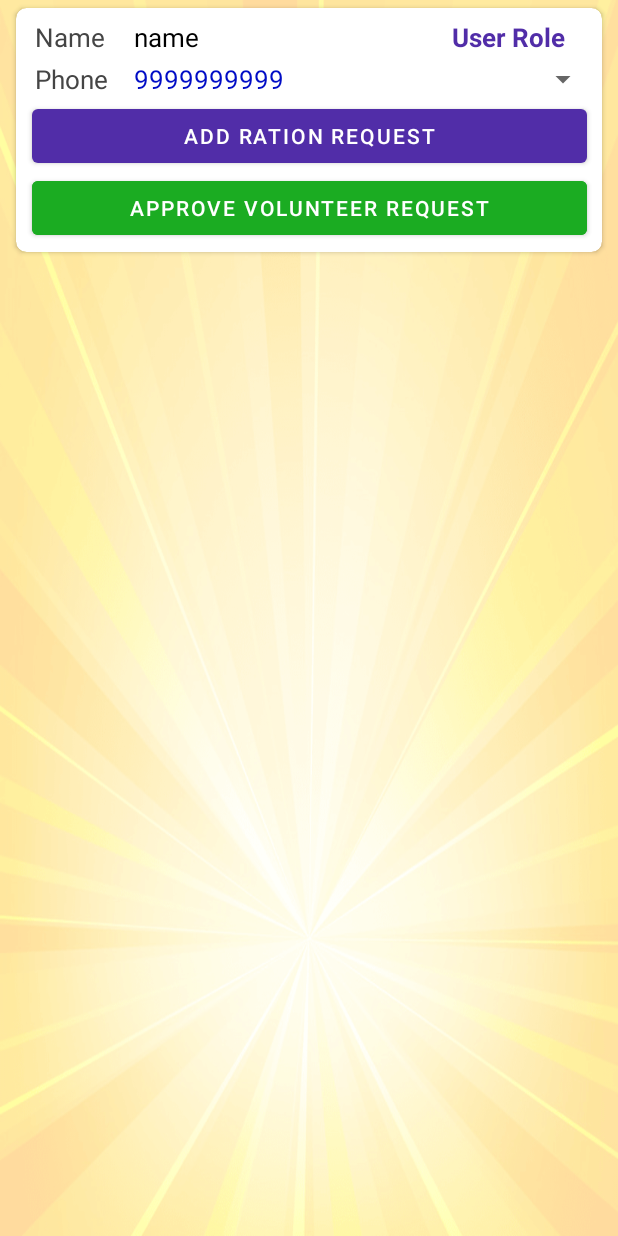
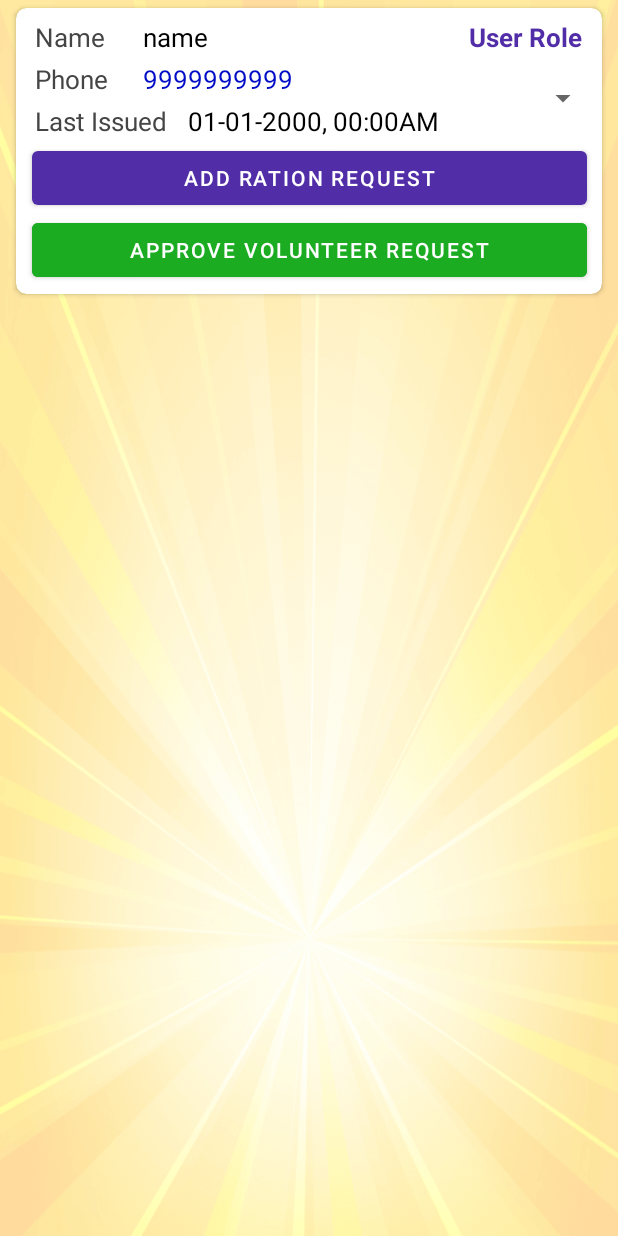
Before and after one commit to avinabaray/COVIDRation, an Android app: the layout users_item.xml on its own in the app's theme, with its tools: preview values and no code run, on a phone screen of 412 x 824 dp. Run offline under Robolectric (Android 15) with nearby library versions, the phone set to English and light mode, and no system bars; Roboto replaces fonts that are not available here.

Commit message:
Last Delivered Date and Time

```diff
--- a/app/src/main/java/com/avinabaray/crm/Adapters/RationDisplayAdapter.java
+++ b/app/src/main/java/com/avinabaray/crm/Adapters/RationDisplayAdapter.java
@@ -256,7 +256,7 @@ public class RationDisplayAdapter extends RecyclerView.Adapter<RationDisplayAdap
      * @param timestamp Firebase Timestamp Object
      * @return String in DD-MM-YYYY, HH:MM(AM/PM) format
      */
-    private String getFormattedDateTime(Timestamp timestamp) {
+    static String getFormattedDateTime(Timestamp timestamp) {
         String dateTimeString = "";
         String timeSuffix;
         if (timestamp.toDate().getDate() < 10) {
--- a/app/src/main/res/layout/users_item.xml
+++ b/app/src/main/res/layout/users_item.xml
@@ -30,7 +30,7 @@
                 android:layout_height="wrap_content"
                 android:layout_marginLeft="5dp"
                 android:columnCount="3"
-                android:rowCount="2">
+                android:rowCount="3">
 
                 <TextView
                     android:layout_width="0dp"
@@ -90,17 +90,15 @@
                     android:layout_width="0dp"
                     android:layout_height="wrap_content"
                     android:layout_row="0"
-                    android:layout_rowSpan="2"
+                    android:layout_rowSpan="3"
                     android:layout_column="2"
-                    android:layout_columnWeight="2"
+                    android:layout_columnWeight="1.5"
                     android:gravity="center"
                     android:orientation="vertical">
 
                     <TextView
                         android:layout_width="wrap_content"
                         android:layout_height="wrap_content"
-                        android:layout_row="0"
-                        android:layout_column="2"
                         android:layout_columnWeight="2"
                         android:layout_margin="2dp"
                         android:gravity="center"
@@ -112,12 +110,47 @@
                     <Spinner
                         android:id="@+id/userRoleSpinner"
                         android:layout_width="match_parent"
-                        android:layout_height="wrap_content"
-                        android:layout_row="1"
-                        android:layout_column="2"
+                        android:layout_height="50dp"
                         android:layout_columnWeight="2"
                         android:layout_margin="2dp"
                         android:gravity="center" />
+                </LinearLayout>
+
+                <LinearLayout
+                    android:id="@+id/lastIssuedLinLay"
+                    android:layout_width="0dp"
+                    android:layout_height="wrap_content"
+                    android:layout_row="2"
+                    android:layout_column="0"
+                    android:layout_columnSpan="2"
+                    android:layout_columnWeight="1"
+                    android:gravity="center_vertical"
+                    android:orientation="horizontal">
+
+                    <TextView
+                        android:layout_width="wrap_content"
+                        android:layout_height="wrap_content"
+                        android:layout_rowWeight="1"
+                        android:layout_columnWeight="1"
+                        android:layout_margin="2dp"
+                        android:gravity="center_vertical"
+                        android:paddingRight="10dp"
+                        android:text="Last Issued"
+                        android:textColor="@color/text_grey"
+                        android:textSize="@dimen/item_text_size" />
+
+                    <TextView
+                        android:id="@+id/lastDelivered"
+                        android:layout_width="wrap_content"
+                        android:layout_height="wrap_content"
+                        android:layout_rowWeight="1"
+                        android:layout_columnWeight="3"
+                        android:layout_margin="2dp"
+                        android:gravity="center_vertical"
+                        android:text="01-01-2000, 00:00AM"
+                        android:textColor="@color/black"
+                        android:textSize="@dimen/item_text_size" />
+
                 </LinearLayout>
 
             </GridLayout>
@@ -128,20 +161,16 @@
                 android:layout_height="wrap_content"
                 android:layout_marginLeft="5dp"
                 android:layout_marginRight="10dp"
-                android:text="Add Ration Request"
-                />
+                android:text="Add Ration Request" />
 
             <Button
                 android:id="@+id/approveAdminRequest"
                 android:layout_width="match_parent"
                 android:layout_height="wrap_content"
-                android:backgroundTint="@color/delivered_green"
                 android:layout_marginLeft="5dp"
                 android:layout_marginRight="10dp"
-                android:text="Approve Volunteer Request"
-                />
-
-
+                android:backgroundTint="@color/delivered_green"
+                android:text="Approve Volunteer Request" />
 
 
         </LinearLayout>
```
Also changed, not shown: app/src/main/java/com/avinabaray/crm/Adapters/UsersAdapter.java (+42 -2 lines).
